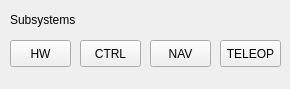
Qt form rqt_herox_dashboard/resource/HeroxDashboard.ui (robco-therobotcompany/herox_desktop) before a commit.
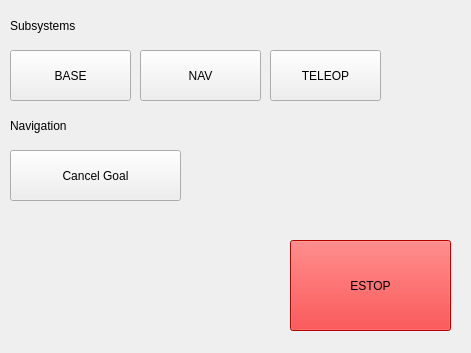
The same form after that commit.

Commit message: Updated dashboard with estop and cancel goal buttons, updated RVIZ config not to crash rqt (no polygons, no grid)

```diff
--- a/rqt_herox_dashboard/resource/HeroxDashboard.ui
+++ b/rqt_herox_dashboard/resource/HeroxDashboard.ui
@@ -6,8 +6,8 @@
    <rect>
     <x>0</x>
     <y>0</y>
-    <width>290</width>
-    <height>89</height>
+    <width>471</width>
+    <height>353</height>
    </rect>
   </property>
   <property name="windowTitle">
@@ -27,10 +27,10 @@
   <widget class="QPushButton" name="btnNav">
    <property name="geometry">
     <rect>
-     <x>150</x>
-     <y>40</y>
-     <width>61</width>
-     <height>27</height>
+     <x>140</x>
+     <y>50</y>
+     <width>121</width>
+     <height>51</height>
     </rect>
    </property>
    <property name="autoFillBackground">
@@ -51,43 +51,21 @@
     <rect>
      <x>10</x>
      <y>10</y>
-     <width>81</width>
-     <height>20</height>
+     <width>161</width>
+     <height>31</height>
     </rect>
    </property>
    <property name="text">
     <string>Subsystems</string>
    </property>
   </widget>
-  <widget class="QPushButton" name="btnCtrl">
-   <property name="geometry">
-    <rect>
-     <x>80</x>
-     <y>40</y>
-     <width>61</width>
-     <height>27</height>
-    </rect>
-   </property>
-   <property name="autoFillBackground">
-    <bool>false</bool>
-   </property>
-   <property name="text">
-    <string>CTRL</string>
-   </property>
-   <property name="checkable">
-    <bool>false</bool>
-   </property>
-   <property name="flat">
-    <bool>false</bool>
-   </property>
-  </widget>
   <widget class="QPushButton" name="btnTeleop">
    <property name="geometry">
     <rect>
-     <x>220</x>
-     <y>40</y>
-     <width>61</width>
-     <height>27</height>
+     <x>270</x>
+     <y>50</y>
+     <width>111</width>
+     <height>51</height>
     </rect>
    </property>
    <property name="autoFillBackground">
@@ -107,16 +85,76 @@
    <property name="geometry">
     <rect>
      <x>10</x>
-     <y>40</y>
-     <width>61</width>
-     <height>27</height>
+     <y>50</y>
+     <width>121</width>
+     <height>51</height>
     </rect>
    </property>
    <property name="autoFillBackground">
     <bool>false</bool>
    </property>
    <property name="text">
-    <string>HW</string>
+    <string>BASE</string>
+   </property>
+   <property name="checkable">
+    <bool>false</bool>
+   </property>
+   <property name="flat">
+    <bool>false</bool>
+   </property>
+  </widget>
+  <widget class="QLabel" name="label_2">
+   <property name="geometry">
+    <rect>
+     <x>10</x>
+     <y>110</y>
+     <width>161</width>
+     <height>31</height>
+    </rect>
+   </property>
+   <property name="text">
+    <string>Navigation</string>
+   </property>
+  </widget>
+  <widget class="QPushButton" name="btnCancelGoal">
+   <property name="geometry">
+    <rect>
+     <x>10</x>
+     <y>150</y>
+     <width>171</width>
+     <height>51</height>
+    </rect>
+   </property>
+   <property name="autoFillBackground">
+    <bool>false</bool>
+   </property>
+   <property name="text">
+    <string>Cancel Goal</string>
+   </property>
+   <property name="checkable">
+    <bool>false</bool>
+   </property>
+   <property name="flat">
+    <bool>false</bool>
+   </property>
+  </widget>
+  <widget class="QPushButton" name="btnEstop">
+   <property name="geometry">
+    <rect>
+     <x>290</x>
+     <y>240</y>
+     <width>161</width>
+     <height>91</height>
+    </rect>
+   </property>
+   <property name="autoFillBackground">
+    <bool>false</bool>
+   </property>
+   <property name="styleSheet">
+    <string notr="true">background-color: red;</string>
+   </property>
+   <property name="text">
+    <string>ESTOP</string>
    </property>
    <property name="checkable">
     <bool>false</bool>
```
Left out of the diff: 2 changed lines with no effect on the pictures. The commit also changes 3 other files.
